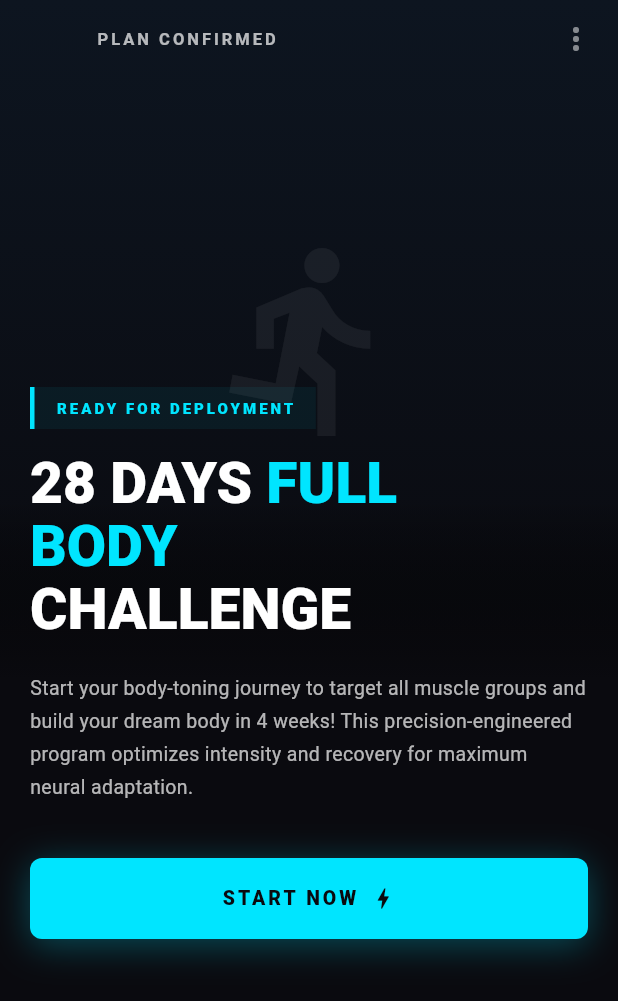
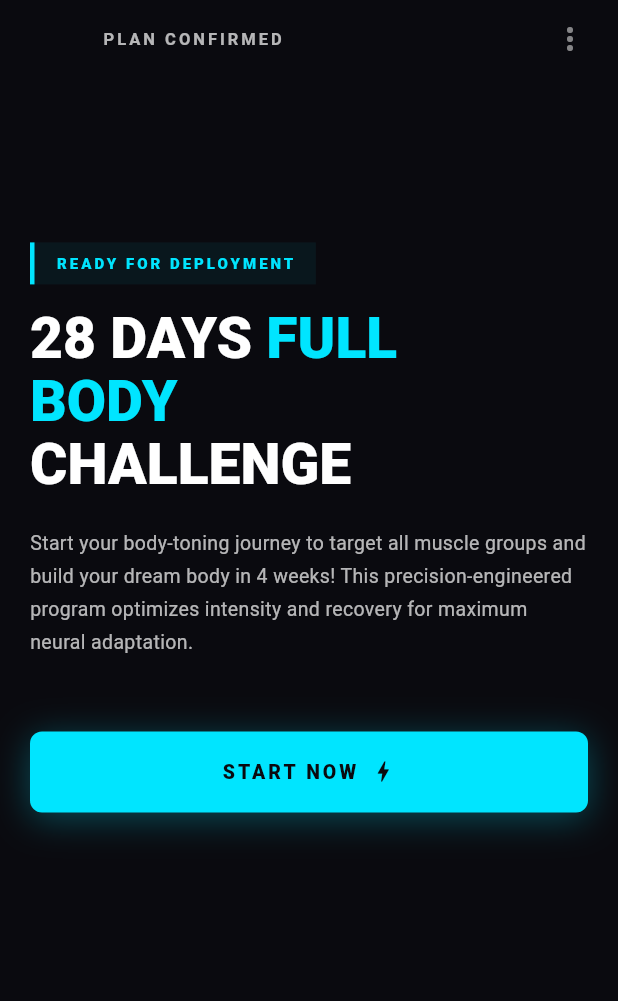
Before and after one commit to ROMAABI/fit-ai-buddy, a Flutter app: the PlanConfirmedScreen screen opened directly with empty values, on a phone screen of 412 x 824 dp. Shown: the top 1001 px of the screen. Run offline on Flutter 3.47's test engine with Material 3 defaults, Android fonts, the phone set to English and light mode, and no system bars; our stand-ins replace cloud_firestore, curved_navigation_bar, file_picker, firebase_auth, firebase_core, fl_chart and 5 more; accounts and stored records are empty.

Commit message:
Fix onboarding redirect, dashboard real-time updates, Groq AI integration, and START NOW button

```diff
--- a/lib/core/auth_service.dart
+++ b/lib/core/auth_service.dart
@@ -40,23 +40,24 @@ class AuthService {
       final prefs = await SharedPreferences.getInstance();
       _isOnboardingComplete = prefs.getBool(_keyOnboardingComplete) ?? false;
 
+      // Always restore Firebase auth session
+      _firebaseUser = FirebaseAuth.instance.currentUser;
+      debugPrint('Firebase auth restored: ${_firebaseUser?.email}');
+
+      // Also try Google Sign-In silent restore on mobile
       final savedEmail = prefs.getString(_keyUserEmail);
-      if (savedEmail != null) {
+      if (savedEmail != null && !_isDesktop) {
         try {
-          if (!_isDesktop) {
-            _currentUser = await _googleSignIn.signInSilently();
-            if (_currentUser != null) {
-              await _signInToFirebase(_currentUser!);
-            }
-          } else {
-            _firebaseUser = FirebaseAuth.instance.currentUser;
+          _currentUser = await _googleSignIn.signInSilently();
+          if (_currentUser != null && _firebaseUser == null) {
+            await _signInToFirebase(_currentUser!);
           }
         } catch (_) {
-          _currentUser = null;
-          _firebaseUser = null;
+          debugPrint('Google silent sign-in failed');
         }
       }
-    } catch (_) {
+    } catch (e) {
+      debugPrint('Auth init error: $e');
       _googleSignIn = GoogleSignIn();
     }
 
--- a/lib/main.dart
+++ b/lib/main.dart
@@ -58,6 +58,16 @@ class _SplashScreenState extends State<SplashScreen> {
     await _authService.init();
 
     if (!mounted) return;
+
+    // If onboarding is marked complete locally, go straight to dashboard
+    if (_authService.isOnboardingComplete) {
+      _loadUserData();
+      Navigator.pushReplacement(
+        context,
+        MaterialPageRoute(builder: (_) => const MainShell()),
+      );
+      return;
+    }
 
     if (_authService.isLoggedIn) {
       final hasProfile = await _authService.checkUserProfileExists();
--- a/lib/onboarding/plan_confirmed_screen.dart
+++ b/lib/onboarding/plan_confirmed_screen.dart
@@ -12,97 +12,68 @@ class PlanConfirmedScreen extends StatelessWidget {
   Widget build(BuildContext context) {
     return Scaffold(
       backgroundColor: AppColors.background,
-      body: Stack(
-        children: [
-          // Hero image section (top ~55% of screen)
-          Positioned(
-            top: 0,
-            left: 0,
-            right: 0,
-            height: MediaQuery.of(context).size.height * 0.55,
-            child: Stack(
-              children: [
-                Container(
-                  decoration: const BoxDecoration(
-                    gradient: LinearGradient(
-                      begin: Alignment.topCenter,
-                      end: Alignment.bottomCenter,
-                      colors: [
-                        Color(0xFF0D1520),
-                        AppColors.background,
-                      ],
-                    ),
-                  ),
-                  child: Center(
-                    child: Icon(
-                      Icons.directions_run,
-                      size: 140,
-                      color: AppColors.white.withValues(alpha: 0.06),
-                    ),
-                  ),
-                ),
-                // Gradient overlay bottom
-                Positioned(
-                  bottom: 0,
-                  left: 0,
-                  right: 0,
-                  height: 120,
-                  child: Container(
-                    decoration: const BoxDecoration(
-                      gradient: LinearGradient(
-                        begin: Alignment.topCenter,
-                        end: Alignment.bottomCenter,
-                        colors: [Colors.transparent, AppColors.background],
-                      ),
-                    ),
-                  ),
-                ),
-              ],
-            ),
-          ),
-          // Content
-          SafeArea(
-            child: Column(
-              crossAxisAlignment: CrossAxisAlignment.start,
-              children: [
-                _buildTopBar(context),
-                Expanded(
+      body: SafeArea(
         child: SingleChildScrollView(
           padding: const EdgeInsets.symmetric(horizontal: 20),
           child: Column(
             crossAxisAlignment: CrossAxisAlignment.start,
             children: [
-                        SizedBox(
-                            height: MediaQuery.of(context).size.height * 0.25),
+              const SizedBox(height: 14),
+              _buildTopBar(),
+              SizedBox(height: MediaQuery.of(context).size.height * 0.15),
               _buildReadyBadge(),
               const SizedBox(height: 16),
               _buildTitle(),
               const SizedBox(height: 20),
               _buildDescription(),
-                        const SizedBox(height: 36),
-                        CyberButton(
-                          label: 'START NOW',
-                          onTap: onStartNow,
-                          trailing: const Icon(Icons.bolt,
-                              color: AppColors.background, size: 18),
+              const SizedBox(height: 48),
+              GestureDetector(
+                onTap: () {
+                  debugPrint('START NOW tapped');
+                  onStartNow();
+                },
+                child: Container(
+                  height: 54,
+                  decoration: BoxDecoration(
+                    color: AppColors.cyan,
+                    borderRadius: BorderRadius.circular(8),
+                    boxShadow: [
+                      BoxShadow(
+                        color: AppColors.cyan.withValues(alpha: 0.3),
+                        blurRadius: 20,
+                        spreadRadius: 0,
+                        offset: const Offset(0, 4),
+                      ),
+                    ],
+                  ),
+                  child: Row(
+                    mainAxisAlignment: MainAxisAlignment.center,
+                    children: const [
+                      Text(
+                        'START NOW',
+                        style: TextStyle(
+                          color: AppColors.background,
+                          fontSize: 13,
+                          fontWeight: FontWeight.w800,
+                          letterSpacing: 2,
+                        ),
+                      ),
+                      SizedBox(width: 8),
+                      Icon(Icons.bolt, color: AppColors.background, size: 18),
+                    ],
+                  ),
+                ),
               ),
               const SizedBox(height: 24),
             ],
           ),
         ),
       ),
-              ],
-            ),
-          ),
-        ],
-      ),
     );
   }
 
-  Widget _buildTopBar(BuildContext context) {
-    return Padding(
-      padding: const EdgeInsets.symmetric(horizontal: 16, vertical: 14),
-      child: Row(
+  Widget _buildTopBar() {
+    return Row(
       children: [
         if (onBack != null)
           GestureDetector(
@@ -133,7 +104,6 @@ class PlanConfirmedScreen extends StatelessWidget {
         const Spacer(),
         const Icon(Icons.more_vert, color: AppColors.textMuted),
       ],
-      ),
     );
   }
 
```
Lines whose indentation alone changed are shown as unchanged.
